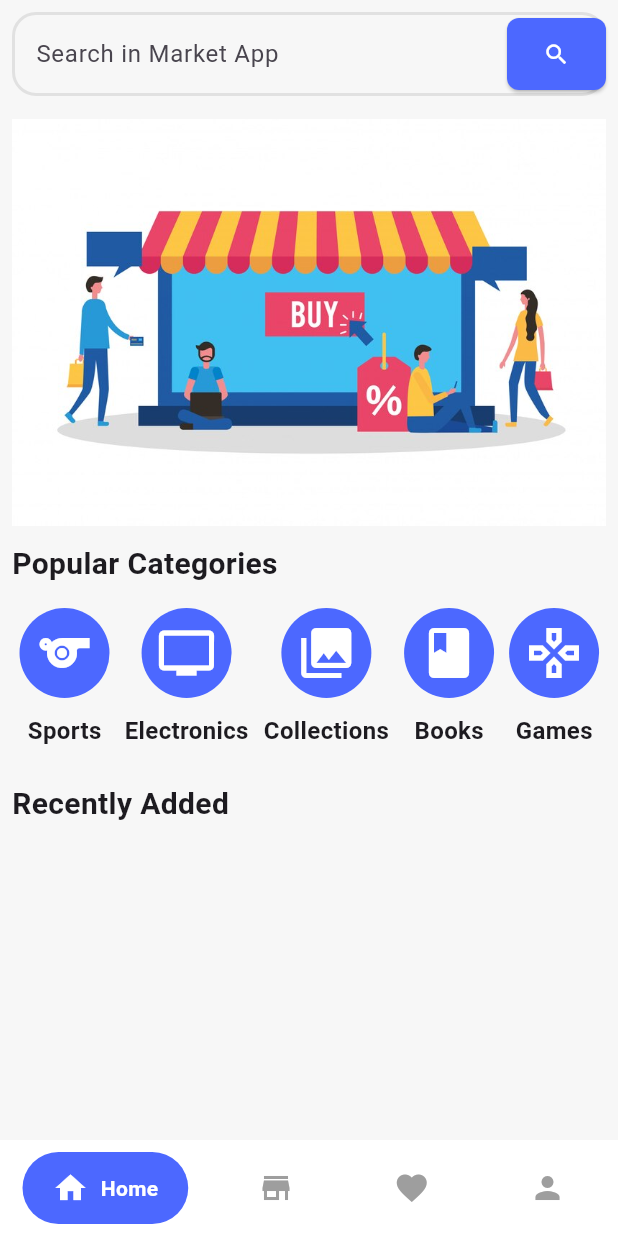
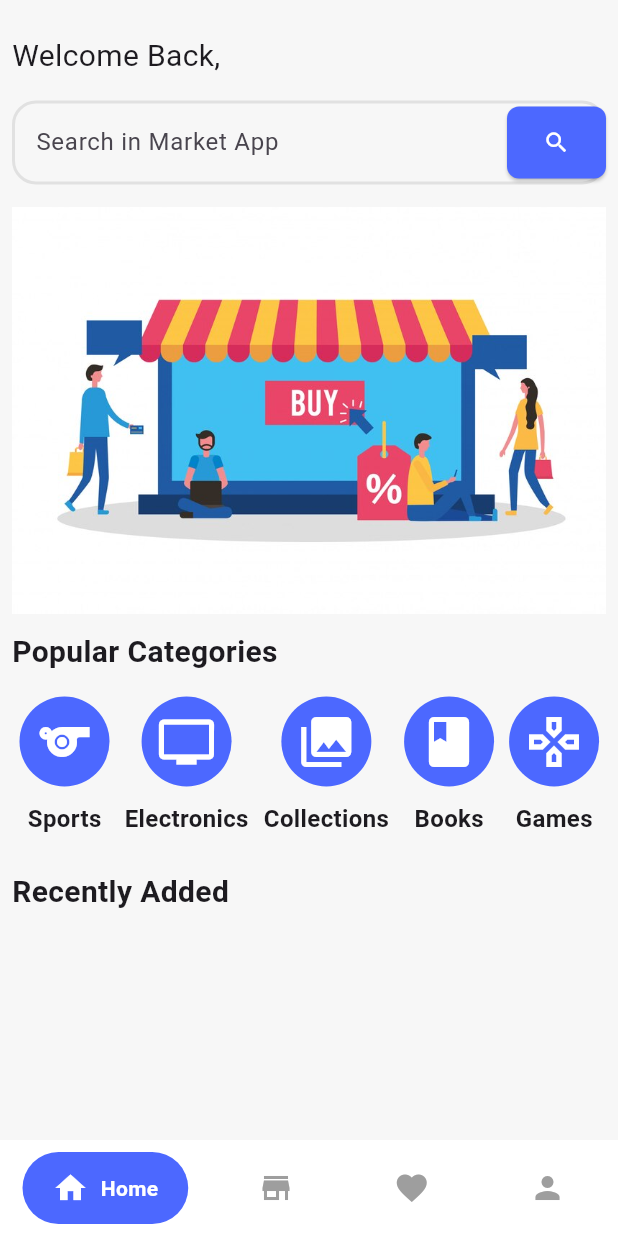
Before and after one commit to Mohammed-Elshabrawy/market_app, a Flutter app: the MainHomeScreen screen opened directly, on a phone screen of 412 x 824 dp. Run offline on Flutter 3.47's test engine with Material 3 defaults, Android fonts, the phone set to English and light mode, and no system bars; drawn by our look-alikes of google_nav_bar; our stand-ins replace bloc, cached_network_image, dio, flutter_bloc, flutter_rating_bar, supabase_flutter; accounts and stored records are empty; network calls fail.

```diff
--- a/lib/models/user_model.dart
+++ b/lib/models/user_model.dart
@@ -1,5 +1,9 @@
 class UserDataModel {
   String userId, name, email;
 
-  UserDataModel({required this.userId, required this.name, required this.email});
+  UserDataModel({
+    required this.userId,
+    required this.name,
+    required this.email,
+  });
 }
--- a/lib/modules/home/ui/home_screen.dart
+++ b/lib/modules/home/ui/home_screen.dart
@@ -1,25 +1,60 @@
 import 'package:flutter/material.dart';
+import 'package:flutter_bloc/flutter_bloc.dart';
 import 'package:market_app/modules/home/ui/search_view.dart';
 import 'package:market_app/modules/home/ui/widgets/categorise_list_view.dart';
 
 import '../../../shared/components/custom_search_filed.dart';
 import '../../../shared/components/product_list.dart';
 import '../../../shared/functions/navigateTo.dart';
+import '../../auth/logic/authentication_cubit.dart';
 
-class HomeScreen extends StatelessWidget {
+class HomeScreen extends StatefulWidget {
   const HomeScreen({super.key});
-  static TextEditingController searchController = TextEditingController();
+
+  @override
+  State<HomeScreen> createState() => _HomeScreenState();
+}
+
+class _HomeScreenState extends State<HomeScreen> {
+  final TextEditingController _searchController = TextEditingController();
+
+  @override
+  void dispose() {
+    _searchController.dispose();
+    super.dispose();
+  }
+
   @override
   Widget build(BuildContext context) {
+    return BlocConsumer<AuthenticationCubit, AuthenticationState>(
+      listener: (BuildContext context, AuthenticationState state) {},
+      builder: (BuildContext context, AuthenticationState state) {
         return Padding(
           padding: const EdgeInsets.all(8.0),
           child: ListView(
             children: [
+              SizedBox(height: 15),
+              Row(
+                children: [
+                  Text(
+                    "Welcome Back, ${AuthenticationCubit.get(context).userDataModel!.name.split(" ")[0]}",
+                    style: TextStyle(fontSize: 20),
+                  ),
+                  Spacer(),
+                ],
+              ),
+              SizedBox(height: 15),
               CustomSearchFiled(
-            controller: searchController,
+                controller: _searchController,
                 label: 'Search in Market App',
                 searchFunction: () {
-              navigateTo(context, SearchView());
+                  if (_searchController.text.isNotEmpty) {
+                    navigateTo(
+                      context,
+                      SearchView(searchText: _searchController.text),
+                    );
+                    _searchController.clear();
+                  }
                 },
               ),
               SizedBox(height: 15),
@@ -49,5 +84,7 @@ class HomeScreen extends StatelessWidget {
             ],
           ),
         );
+      },
+    );
   }
 }
```
Also changed, not shown: lib/modules/home/ui/search_view.dart (+8 -3 lines), lib/shared/components/product_list.dart (+14 -7 lines), lib/shared/cubit/home_cubit.dart (+2 -5 lines). Lines whose indentation alone changed are shown as unchanged.
